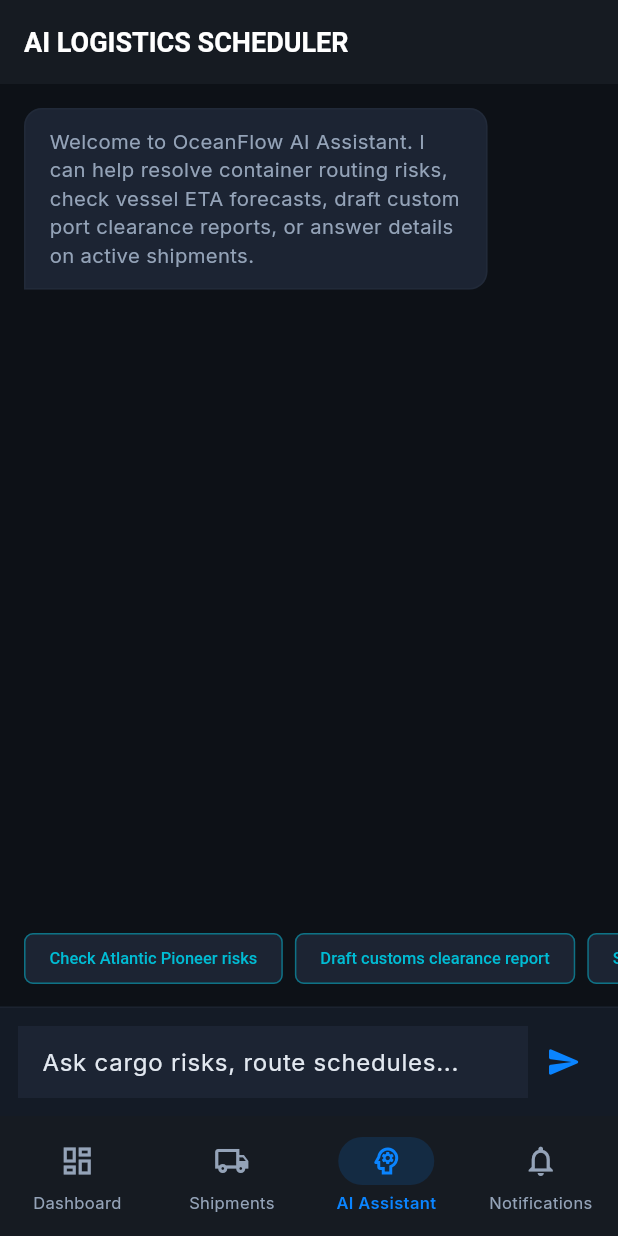
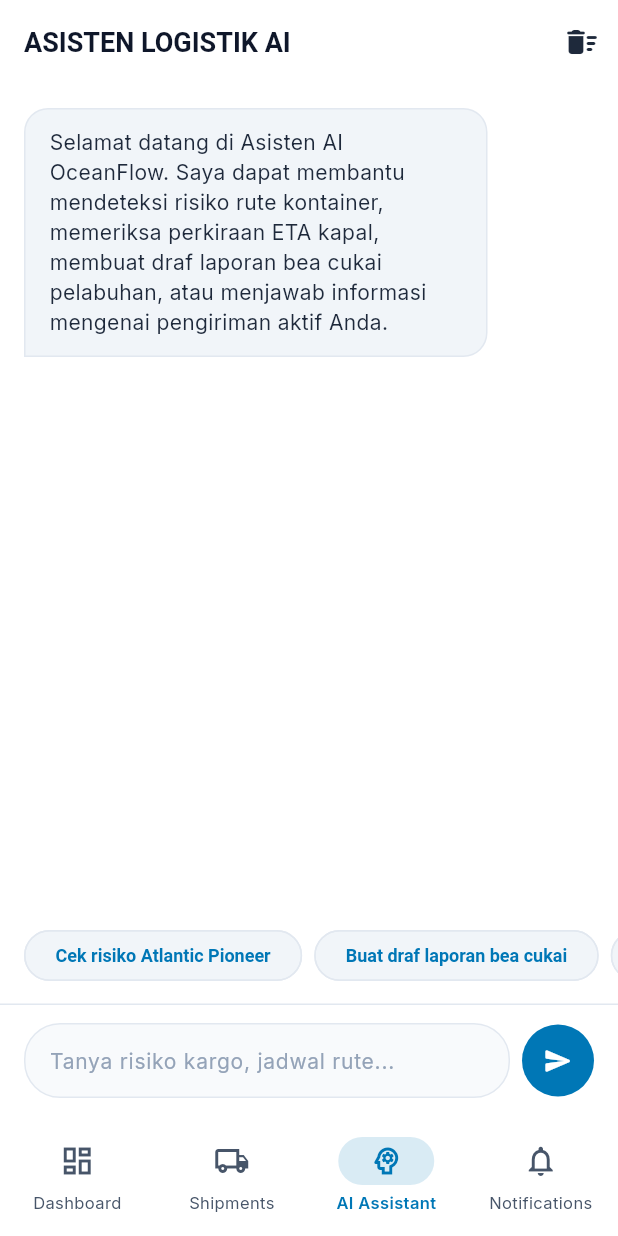
Before and after one commit to RobyArjuna/oceanflow, a Flutter app: the AiAssistantScreen screen opened by its route, on a phone screen of 412 x 824 dp. Run offline on Flutter 3.47's test engine with Material 3 defaults, Android fonts, the phone set to English and light mode, and no system bars; our stand-ins replace connectivity_plus, dio, flutter_animate, flutter_riverpod, flutter_secure_storage, freezed_annotation and 5 more; missing offline and left inert: workmanager; accounts and stored records are empty; statements that could not run were skipped.

Commit message:
feat: fix AI assistant screen and core application infrastructure

```diff
--- a/lib/app/app.dart
+++ b/lib/app/app.dart
@@ -21,7 +21,7 @@ class OceanFlowApp extends ConsumerWidget {
       debugShowCheckedModeBanner: false,
       theme: AppTheme.light(),
       darkTheme: AppTheme.dark(),
-      themeMode: themeMode,
+      themeMode: ThemeMode.light,
       routerConfig: router,
     );
   }
--- a/lib/app/providers/app_providers.dart
+++ b/lib/app/providers/app_providers.dart
@@ -8,7 +8,7 @@ final themeModeProvider = StateNotifierProvider<ThemeModeNotifier, ThemeMode>(
 );
 
 class ThemeModeNotifier extends StateNotifier<ThemeMode> {
-  ThemeModeNotifier() : super(ThemeMode.dark) {
+  ThemeModeNotifier() : super(ThemeMode.light) {
     _loadTheme();
   }
 
@@ -16,7 +16,7 @@ class ThemeModeNotifier extends StateNotifier<ThemeMode> {
 
   Future<void> _loadTheme() async {
     final prefs = await SharedPreferences.getInstance();
-    final isDark = prefs.getBool(_key) ?? true;
+    final isDark = prefs.getBool(_key) ?? false;
     state = isDark ? ThemeMode.dark : ThemeMode.light;
   }
 
--- a/lib/app/theme/app_theme.dart
+++ b/lib/app/theme/app_theme.dart
@@ -1,50 +1,50 @@
 import 'package:flutter/material.dart';
 
 /// OceanFlow brand color tokens.
-/// Designed for a maritime enterprise context: deep ocean blues, steel grays,
-/// operational amber warnings, and success greens.
+/// Designed for a maritime enterprise context: clean misty/ocean whites,
+/// deep sea blues, seafoam teals, and soft slate-blue grays.
 abstract final class OceanColors {
-  // === PRIMARY: Deep Ocean ===
-  static const primary = Color(0xFF0A84FF);
-  static const primaryDark = Color(0xFF0066CC);
-  static const primaryLight = Color(0xFF4DA6FF);
+  // === PRIMARY: Crystal Ocean Sapphire ===
+  static const primary = Color(0xFF0077B6); // Clean Ocean Sapphire Blue
+  static const primaryDark = Color(0xFF03045E); // Deep Midnight Blue
+  static const primaryLight = Color(0xFF90E0EF); // Sky/Ice Blue
 
   // === SURFACE / BACKGROUND ===
-  static const backgroundDark = Color(0xFF0D1117);
-  static const surfaceDark = Color(0xFF161B22);
-  static const surfaceElevated = Color(0xFF1C2433);
-  static const cardDark = Color(0xFF1E2B3C);
+  static const backgroundDark = Color(0xFF0F172A); // Deep Slate Dark Background
+  static const surfaceDark = Color(0xFF1E293B); // Slate Surface Dark
+  static const surfaceElevated = Color(0xFF334155); // Elevated Surface Dark
+  static const cardDark = Color(0xFF1E293B); // Slate Card Dark
 
-  static const backgroundLight = Color(0xFFF4F7FB);
-  static const surfaceLight = Color(0xFFFFFFFF);
-  static const cardLight = Color(0xFFFFFFFF);
+  static const backgroundLight = Color(0xFFFFFFFF); // Crystal Pure Clear White
+  static const surfaceLight = Color(0xFFFFFFFF); // Pure White Surface
+  static const cardLight = Color(0xFFFFFFFF); // Pure White Card
 
   // === ACCENT ===
-  static const teal = Color(0xFF00BCD4);
-  static const tealDark = Color(0xFF00838F);
+  static const teal = Color(0xFF00B4D8); // Clear Coastal Turquoise
+  static const tealDark = Color(0xFF0077B6);
 
   // === STATUS COLORS ===
-  static const pending = Color(0xFF9E9E9E);
-  static const loaded = Color(0xFF42A5F5);
-  static const atPort = Color(0xFFAB47BC);
-  static const sailing = Color(0xFF0A84FF);
-  static const arrived = Color(0xFF26C6DA);
-  static const delivered = Color(0xFF66BB6A);
+  static const pending = Color(0xFF64748B); // Slate neutral status
+  static const loaded = Color(0xFF00B4D8); // Vibrant Coastal status
+  static const atPort = Color(0xFF8B5CF6); // Purple status
+  static const sailing = Color(0xFF0077B6); // Sapphire status
+  static const arrived = Color(0xFF0EA5E9); // Sky blue status
+  static const delivered = Color(0xFF10B981); // Emerald success status
 
   // === SEMANTIC ===
-  static const error = Color(0xFFFF453A);
-  static const warning = Color(0xFFFF9F0A);
-  static const success = Color(0xFF32D74B);
-  static const info = Color(0xFF0A84FF);
+  static const error = Color(0xFFEF4444); // Crisp clean red
+  static const warning = Color(0xFFF59E0B); // Crisp clean amber
+  static const success = Color(0xFF10B981); // Crisp clean emerald
+  static const info = Color(0xFF0077B6); // Sapphire info
 
-  // === NEUTRAL ===
-  static const grey50 = Color(0xFFF8FAFC);
-  static const grey100 = Color(0xFFF1F5F9);
-  static const grey200 = Color(0xFFE2E8F0);
-  static const grey400 = Color(0xFF94A3B8);
-  static const grey600 = Color(0xFF475569);
-  static const grey800 = Color(0xFF1E293B);
-  static const grey900 = Color(0xFF0F172A);
+  // === NEUTRAL (Crisp Grayscale Slate) ===
+  static const grey50 = Color(0xFFF8FAFC); // Slate 50
+  static const grey100 = Color(0xFFF1F5F9); // Slate 100
+  static const grey200 = Color(0xFFE2E8F0); // Slate 200
+  static const grey400 = Color(0xFF94A3B8); // Slate 400
+  static const grey600 = Color(0xFF475569); // Slate 600
+  static const grey800 = Color(0xFF1E293B); // Slate 800
+  static const grey900 = Color(0xFF0F172A); // Slate 900
 }
 
 /// Centralized Material 3 theme builder for OceanFlow.
@@ -63,8 +63,8 @@ abstract final class AppTheme {
       surface: OceanColors.surfaceDark,
       onSurface: const Color(0xFFE2E8F0),
       surfaceContainerHighest: OceanColors.cardDark,
-      outline: const Color(0xFF2D3748),
-      outlineVariant: const Color(0xFF1A2332),
+      outline: const Color(0xFF1B2631),
+      outlineVariant: const Color(0xFF0D1620),
     );
 
     return _buildTheme(colorScheme, Brightness.dark);
@@ -75,14 +75,14 @@ abstract final class AppTheme {
       brightness: Brightness.light,
       primary: OceanColors.primary,
       onPrimary: Colors.white,
-      primaryContainer: const Color(0xFFD6EAFF),
+      primaryContainer: const Color(0xFFE0F2FE),
       onPrimaryContainer: OceanColors.primaryDark,
       secondary: OceanColors.teal,
       onSecondary: Colors.white,
       error: OceanColors.error,
       onError: Colors.white,
       surface: OceanColors.surfaceLight,
-      onSurface: const Color(0xFF1E293B),
+      onSurface: OceanColors.grey900,
       surfaceContainerHighest: OceanColors.grey100,
       outline: OceanColors.grey200,
       outlineVariant: OceanColors.grey100,
@@ -155,7 +155,7 @@ abstract final class AppTheme {
         shape: RoundedRectangleBorder(
           borderRadius: BorderRadius.circular(12),
           side: BorderSide(
-            color: isDark ? const Color(0xFF2D3748) : OceanColors.grey200,
+            color: isDark ? OceanColors.grey800.withOpacity(0.5) : OceanColors.grey200,
             width: 1,
           ),
         ),
@@ -181,13 +181,13 @@ abstract final class AppTheme {
         border: OutlineInputBorder(
           borderRadius: BorderRadius.circular(10),
           borderSide: BorderSide(
-            color: isDark ? const Color(0xFF2D3748) : OceanColors.grey200,
+            color: isDark ? OceanColors.grey800.withOpacity(0.5) : OceanColors.grey200,
           ),
         ),
         enabledBorder: OutlineInputBorder(
           borderRadius: BorderRadius.circular(10),
           borderSide: BorderSide(
-            color: isDark ? const Color(0xFF2D3748) : OceanColors.grey200,
+            color: isDark ? OceanColors.grey800.withOpacity(0.5) : OceanColors.grey200,
           ),
         ),
         focusedBorder: OutlineInputBorder(
@@ -250,7 +250,7 @@ abstract final class AppTheme {
 
       // Divider
       dividerTheme: DividerThemeData(
-        color: isDark ? const Color(0xFF2D3748) : OceanColors.grey200,
+        color: isDark ? OceanColors.grey800.withOpacity(0.5) : OceanColors.grey200,
         thickness: 1,
         space: 1,
       ),
--- a/lib/features/ai_assistant/presentation/providers/ai_assistant_provider.dart
+++ b/lib/features/ai_assistant/presentation/providers/ai_assistant_provider.dart
@@ -53,7 +53,7 @@ class AiAssistantNotifier extends StateNotifier<AsyncValue<List<ChatMessage>>> {
         // Welcoming starter message from AI assistant
         final starterId = _uuid.v4();
         final now = DateTime.now().toIso8601String();
-        const msg = "Welcome to OceanFlow AI Assistant. I can help resolve container routing risks, check vessel ETA forecasts, draft custom port clearance reports, or answer details on active shipments.";
+        const msg = "Selamat datang di Asisten AI OceanFlow. Saya dapat membantu mendeteksi risiko rute kontainer, memeriksa perkiraan ETA kapal, membuat draf laporan bea cukai pelabuhan, atau menjawab informasi mengenai pengiriman aktif Anda.";
 
         await db.insert(DbConstants.tableAiConversations, {
           DbConstants.colId: starterId,
@@ -69,6 +69,16 @@ class AiAssistantNotifier extends StateNotifier<AsyncValue<List<ChatMessage>>> {
       }
 
       state = AsyncValue.data(list);
+    } catch (e, stack) {
+      state = AsyncValue.error(e, stack);
+    }
+  }
+
+  Future<void> clearHistory() async {
+    try {
+      final db = await _dbHelper.database;
+      await db.delete(DbConstants.tableAiConversations);
+      await loadHistory();
     } catch (e, stack) {
       state = AsyncValue.error(e, stack);
     }
@@ -102,11 +112,10 @@ class AiAssistantNotifier extends StateNotifier<AsyncValue<List<ChatMessage>>> {
     final assistantNow = DateTime.now().toIso8601String();
 
     // Setup temporary typing placeholder
-    var assistantContent = "";
     final tempAssistantMessage = ChatMessage(
       id: assistantMsgId,
       role: 'assistant',
-      content: "Thinking...",
+      content: "Sedang berpikir...",
       createdAt: assistantNow,
     );
 
@@ -145,15 +154,15 @@ class AiAssistantNotifier extends StateNotifier<AsyncValue<List<ChatMessage>>> {
 
   String _getMockReply(String input) {
     final lower = input.toLowerCase();
-    if (lower.contains('risk') || lower.contains('atlantic pioneer')) {
-      return "ANALYSIS: Vessel 'Atlantic Pioneer' (TRK-2026-N897A) is crossing high-winds zone in North Atlantic. Heavy swells up to 4.5m detected. Minor delay of 4 hours expected at Newark Harbor terminal gate, but cargo remains fully secure within locked temperature buffers.";
+    if (lower.contains('risiko') || lower.contains('risk') || lower.contains('atlantic pioneer')) {
+      return "ANALISIS: Kapal 'Atlantic Pioneer' (TRK-2026-N897A) sedang melintasi zona angin kencang di Atlantik Utara. Terdeteksi gelombang tinggi hingga 4.5m. Diperkirakan ada keterlambatan kecil sekitar 4 jam di gerbang terminal Newark Harbor, namun kargo tetap sepenuhnya aman dalam wadah buffer suhu yang terkunci.";
     }
-    if (lower.contains('eta') || lower.contains('when')) {
-      return "SCHEDULE REPORT: Atlantic Pioneer (Newark) ETA: June 05, 18:00 UTC. Pacific Empress (Hamburg) ETA: May 28, 06:30 UTC. Both arrivals are within planned variance margins. No supply chain line stoppage risks identified.";
+    if (lower.contains('eta') || lower.contains('kapan') || lower.contains('when') || lower.contains('tiba')) {
+      return "LAPORAN JADWAL: ETA Atlantic Pioneer (Newark): 5 Juni, 18:00 UTC. ETA Pacific Empress (Hamburg): 28 Mei, 06:30 UTC. Kedua kedatangan masih dalam batas toleransi yang direncanakan. Tidak ada risiko hambatan rantai pasok.";
     }
-    if (lower.contains('clearance') || lower.contains('custom')) {
-      return "TEMPLATE DRAFT: 'Port Authority Clearance Report - TRK-2026-N897A. We hereby declare Container Seals CONT-4008 / CONT-9023 fully intact. Bilge sensors operational. Requesting slot allocation for urgent discharge.'";
+    if (lower.contains('clearance') || lower.contains('bea cukai') || lower.contains('custom') || lower.contains('draf')) {
+      return "DRAF TEMPLATE: 'Laporan Izin Otoritas Pelabuhan - TRK-2026-N897A. Dengan ini kami menyatakan Segel Kontainer CONT-4008 / CONT-9023 sepenuhnya utuh. Sensor lambung kapal berfungsi normal. Memohon alokasi slot untuk pembongkaran muatan darurat.'";
     }
-    return "LOGISTICS INTELLIGENCE: Query acknowledged. You can inquire about Atlantic Pioneer weather risk delays, ETA reports, container barcodes, or ask to draft automated customs declaration logs.";
+    return "LOGISTIK INTELEGENSI: Pertanyaan diterima. Anda dapat bertanya tentang penundaan risiko cuaca Atlantic Pioneer, laporan ETA, barcode kontainer, atau meminta pembuatan draf log deklarasi bea cukai otomatis.";
   }
 }
--- a/lib/features/ai_assistant/presentation/screens/ai_assistant_screen.dart
+++ b/lib/features/ai_assistant/presentation/screens/ai_assistant_screen.dart
@@ -13,6 +13,7 @@ class AiAssistantScreen extends ConsumerStatefulWidget {
 class _AiAssistantScreenState extends ConsumerState<AiAssistantScreen> {
   final _textController = TextEditingController();
   final _scrollController = ScrollController();
+  bool _isSending = false;
 
   @override
   void dispose() {
@@ -32,8 +33,14 @@ class _AiAssistantScreenState extends ConsumerState<AiAssistantScreen> {
   }
 
   Future<void> _sendMessage([String? presetText]) async {
+    if (_isSending) return;
+
     final text = presetText ?? _textController.text.trim();
     if (text.isEmpty) return;
+
+    setState(() {
+      _isSending = true;
+    });
 
     if (presetText == null) {
       _textController.clear();
@@ -42,7 +49,15 @@ class _AiAssistantScreenState extends ConsumerState<AiAssistantScreen> {
     // Delay scroll to bottom so the message is rendered first
     Future.delayed(const Duration(milliseconds: 50), _scrollToBottom);
 
+    try {
       await ref.read(aiAssistantProvider.notifier).sendMessage(text);
+    } finally {
+      if (mounted) {
+        setState(() {
+          _isSending = false;
+        });
+      }
+    }
 
     Future.delayed(const Duration(milliseconds: 50), _scrollToBottom);
   }
@@ -53,7 +68,16 @@ class _AiAssistantScreenState extends ConsumerState<AiAssistantScreen> {
 
     return Scaffold(
       appBar: AppBar(
-        title: const Text('AI LOGISTICS SCHEDULER'),
+        title: const Text('ASISTEN LOGISTIK AI'),
+        actions: [
+          IconButton(
+            icon: const Icon(Icons.delete_sweep_rounded),
+            tooltip: 'Hapus riwayat obrolan',
+            onPressed: () {
+              ref.read(aiAssistantProvider.notifier).clearHistory();
+            },
+          ),
+        ],
       ),
       body: Column(
         children: [
@@ -80,25 +104,27 @@ class _AiAssistantScreenState extends ConsumerState<AiAssistantScreen> {
                           maxWidth: MediaQuery.of(context).size.width * 0.75,
                         ),
                         decoration: BoxDecoration(
-                          color: isUser ? OceanColors.primary : OceanColors.surfaceElevated,
+                          color: isUser ? OceanColors.primary : OceanColors.grey100,
                           borderRadius: BorderRadius.only(
-                            topLeft: const Radius.circular(12),
-                            topRight: const Radius.circular(12),
-                            bottomLeft: isUser ? const Radius.circular(12) : Radius.zero,
-                            bottomRight: isUser ? Radius.zero : const Radius.circular(12),
+                            topLeft: const Radius.circular(16),
+                            topRight: const Radius.circular(16),
+                            bottomLeft: isUser ? const Radius.circular(16) : Radius.zero,
+                            bottomRight: isUser ? Radius.zero : const Radius.circular(16),
                           ),
                           border: isUser
                               ? null
                               : Border.all(
-                                  color: Theme.of(context).colorScheme.outline.withOpacity(0.3),
+                                  color: OceanColors.grey200,
+                                  width: 1,
                                 ),
                         ),
                         child: Text(
                           msg.content,
                           style: TextStyle(
-                            color: isUser ? Colors.white : null,
-                            fontSize: 13.5,
+                            color: isUser ? Colors.white : OceanColors.grey800,
+                            fontSize: 14,
                             height: 1.4,
+                            fontWeight: FontWeight.w400,
                           ),
                         ),
                       ),
@@ -119,18 +145,18 @@ class _AiAssistantScreenState extends ConsumerState<AiAssistantScreen> {
               child: Row(
                 children: [
                   _SuggestionChip(
-                    label: 'Check Atlantic Pioneer risks',
-                    onTap: () => _sendMessage('Are there weather risks on Atlantic Pioneer?'),
+                    label: 'Cek risiko Atlantic Pioneer',
+                    onTap: _isSending ? null : () => _sendMessage('Apakah ada risiko cuaca pada kapal Atlantic Pioneer?'),
                   ),
                   const SizedBox(width: 8),
                   _SuggestionChip(
-                    label: 'Draft customs clearance report',
-                    onTap: () => _sendMessage('Can you draft a clearance report?'),
+                    label: 'Buat draf laporan bea cukai',
+                    onTap: _isSending ? null : () => _sendMessage('Bisa buatkan draf laporan bea cukai?'),
                   ),
                   const SizedBox(width: 8),
                   _SuggestionChip(
-                    label: 'Show active ETAs list',
-                    onTap: () => _sendMessage('Show shipment ETAs'),
+                    label: 'Tampilkan daftar ETA aktif',
+                    onTap: _isSending ? null : () => _sendMessage('Tampilkan perkiraan waktu tiba (ETA) pengiriman'),
                   ),
                 ],
               ),
@@ -139,13 +165,27 @@ class _AiAssistantScreenState extends ConsumerState<AiAssistantScreen> {
 
           // Input controls board
           Container(
-            padding: const EdgeInsets.all(12),
-            decoration: BoxDecoration(
-              color: Theme.of(context).colorScheme.surfaceContainerHighest.withOpacity(0.4),
+            padding: const EdgeInsets.symmetric(horizontal: 16, vertical: 12),
+            decoration: const BoxDecoration(
+              color: Colors.white,
               border: Border(
                 top: BorderSide(
-                  color: Theme.of(context).colorScheme.outline.withOpacity(0.3),
+                  color: OceanColors.grey200,
+                  width: 1,
                 ),
+              ),
+            ),
+            child: SafeArea(
+              child: Row(
+                children: [
+                  Expanded(
+                    child: Container(
+                      decoration: BoxDecoration(
+                        color: _isSending ? OceanColors.grey100 : OceanColors.grey50,
+                        borderRadius: BorderRadius.circular(24),
+                        border: Border.all(
+                          color: OceanColors.grey200,
+                          width: 1,
                         ),
                       ),
                       child: Row(
@@ -153,21 +193,50 @@ class _AiAssistantScreenState extends ConsumerState<AiAssistantScreen> {
                           Expanded(
                             child: TextField(
                               controller: _textController,
-                    decoration: const InputDecoration(
-                      hintText: 'Ask cargo risks, route schedules...',
+                              enabled: !_isSending,
+                              style: TextStyle(
+                                fontSize: 14,
+                                color: _isSending ? OceanColors.grey400 : OceanColors.grey900,
+                              ),
+                              decoration: InputDecoration(
+                                hintText: 'Tanya risiko kargo, jadwal rute...',
+                                hintStyle: TextStyle(
+                                  color: _isSending ? OceanColors.grey400.withOpacity(0.5) : OceanColors.grey400,
+                                  fontSize: 14,
+                                ),
                                 border: InputBorder.none,
                                 enabledBorder: InputBorder.none,
                                 focusedBorder: InputBorder.none,
-                      contentPadding: EdgeInsets.symmetric(horizontal: 12, vertical: 8),
+                                filled: false,
+                                contentPadding: const EdgeInsets.symmetric(
+                                  horizontal: 16,
+                                  vertical: 10,
+                                ),
                               ),
                               onSubmitted: (_) => _sendMessage(),
                             ),
                           ),
-                IconButton(
-                  icon: const Icon(Icons.send_rounded, color: OceanColors.primary),
-                  onPressed: () => _sendMessage(),
+                        ],
+                      ),
+                    ),
+                  ),
+                  const SizedBox(width: 8),
+                  Container(
+                    decoration: BoxDecoration(
+                      color: _isSending ? OceanColors.grey400 : OceanColors.primary,
+                      shape: BoxShape.circle,
+                    ),
+                    child: IconButton(
+                      icon: const Icon(
+                        Icons.send_rounded,
+                        color: Colors.white,
+                        size: 20,
+                      ),
+                      onPressed: _isSending ? null : () => _sendMessage(),
+                    ),
                   ),
                 ],
+              ),
             ),
           ),
         ],
@@ -178,7 +247,7 @@ class _AiAssistantScreenState extends ConsumerState<AiAssistantScreen> {
 
 class _SuggestionChip extends StatelessWidget {
   final String label;
-  final VoidCallback onTap;
+  final VoidCallback? onTap;
 
   const _SuggestionChip({required this.label, required this.onTap});
 
@@ -187,12 +256,21 @@ class _SuggestionChip extends StatelessWidget {
     return ActionChip(
       label: Text(
         label,
-        style: const TextStyle(fontSize: 11, color: OceanColors.teal),
+        style: TextStyle(
+          fontSize: 12,
+          fontWeight: FontWeight.w600,
+          color: onTap == null ? OceanColors.grey400 : OceanColors.primary, // Sapphire Blue
         ),
-      backgroundColor: OceanColors.surfaceElevated,
+      ),
+      backgroundColor: OceanColors.grey100, // Light Gray
       side: BorderSide(
-        color: OceanColors.teal.withOpacity(0.3),
+        color: onTap == null ? OceanColors.grey200.withOpacity(0.5) : OceanColors.grey200,
+        width: 1,
       ),
+      shape: RoundedRectangleBorder(
+        borderRadius: BorderRadius.circular(20), // Rounded Capsule
+      ),
+      padding: const EdgeInsets.symmetric(horizontal: 12, vertical: 8),
       onPressed: onTap,
     );
   }
```
Also changed, not shown: lib/features/notifications/presentation/screens/notification_center_screen.dart (+41 -7 lines), 4 other files. Lines whose indentation alone changed are shown as unchanged.
